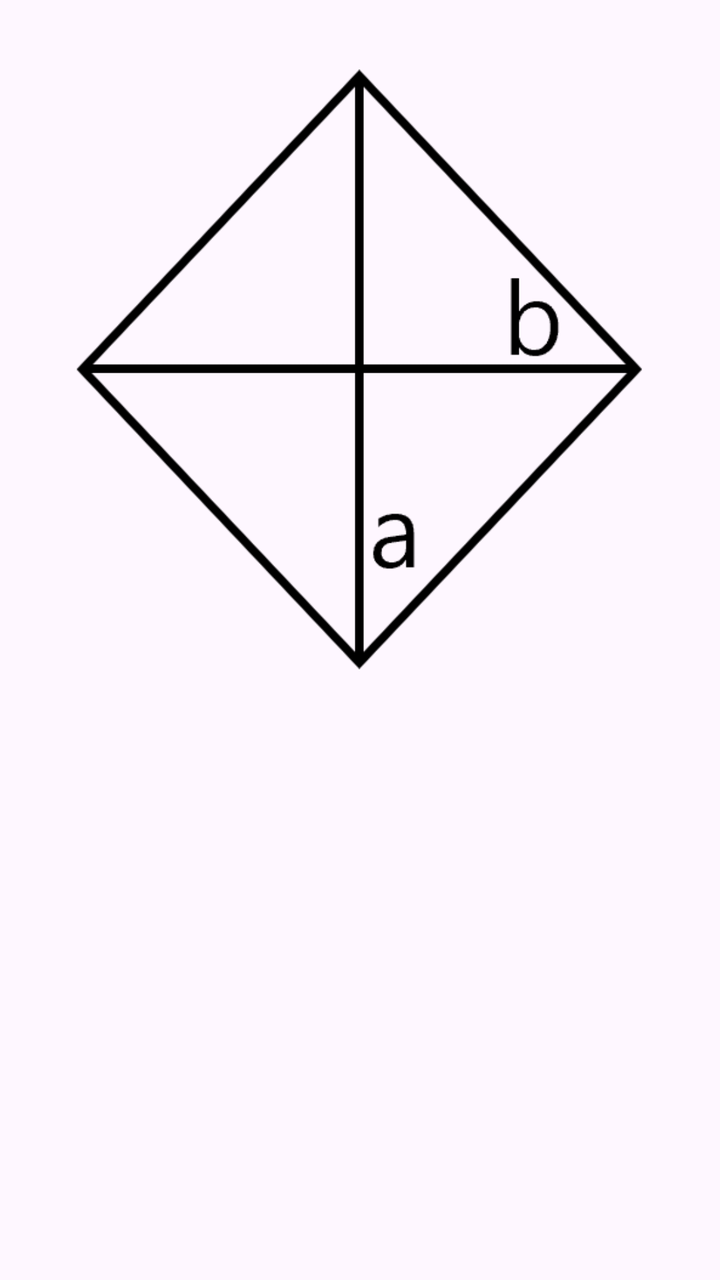
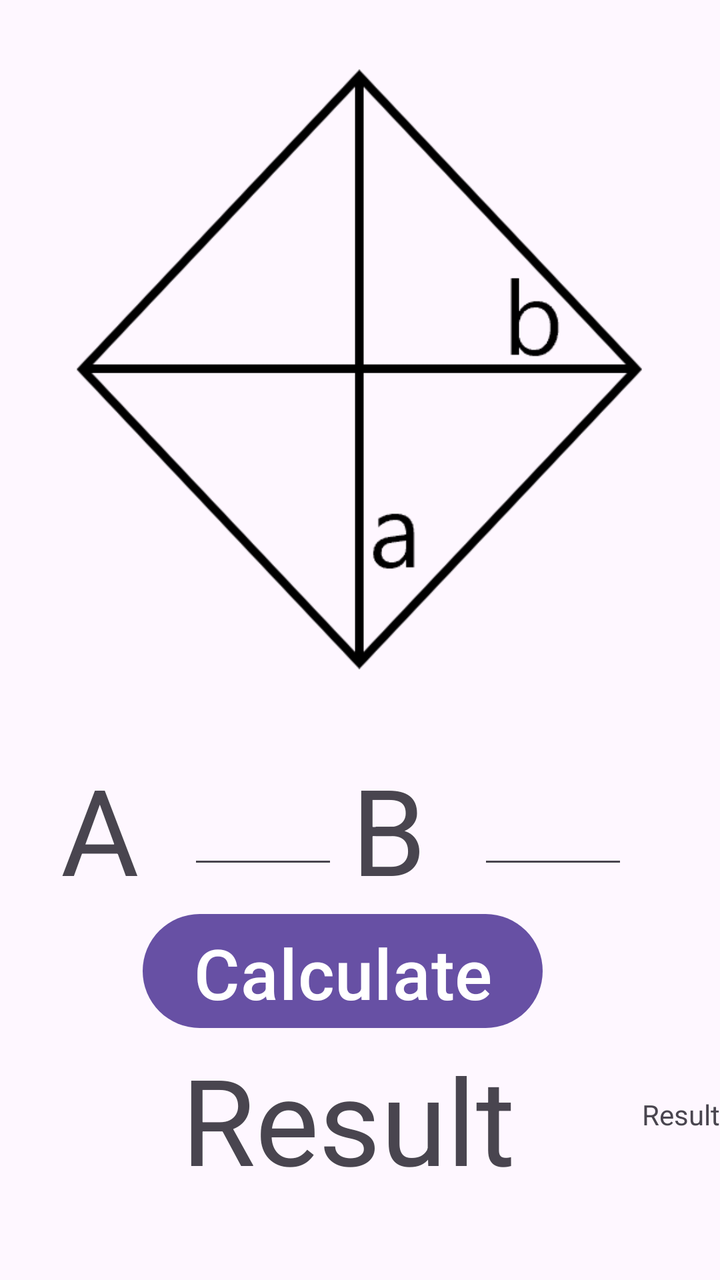

The first picture is an Android layout as it rendered before a commit; the second is the same layout after the commit. The layout source and the unified diff follow.
<!-- AndroidManifest.xml: application theme Theme.MyCalculator -->
<!-- res/layout/activity_geometry_rhombus.xml -->
<?xml version="1.0" encoding="utf-8"?>
<androidx.constraintlayout.widget.ConstraintLayout xmlns:android="http://schemas.android.com/apk/res/android"
    xmlns:app="http://schemas.android.com/apk/res-auto"
    xmlns:tools="http://schemas.android.com/tools"
    android:id="@+id/main"
    android:layout_width="match_parent"
    android:layout_height="match_parent"
    tools:context=".GeometryRhombusActivity">

    <ImageView
        android:id="@+id/imageViewRhombus"
        android:layout_width="300dp"
        android:layout_height="300dp"
        app:layout_constraintBottom_toBottomOf="parent"
        app:layout_constraintEnd_toEndOf="parent"
        app:layout_constraintHorizontal_bias="0.494"
        app:layout_constraintStart_toStartOf="parent"
        app:layout_constraintTop_toTopOf="parent"
        app:layout_constraintVertical_bias="0.102"
        app:srcCompat="@drawable/rhombus" />

</androidx.constraintlayout.widget.ConstraintLayout>
<!-- resources referenced by this layout -->
<resources>
  <!-- drawable rhombus: png bitmap (drawable, 9815 bytes) -->
  <style name="Theme.MyCalculator" parent="Base.Theme.MyCalculator" />
  <style name="Base.Theme.MyCalculator" parent="Theme.Material3.DayNight.NoActionBar">
          
          
      </style>
</resources>

<!-- the commit's change to res/layout/activity_geometry_rhombus.xml (unified diff, before → after) -->
@@ -19,4 +19,93 @@
         app:layout_constraintVertical_bias="0.102"
         app:srcCompat="@drawable/rhombus" />
 
+    <TextView
+        android:id="@+id/textView5"
+        android:layout_width="75dp"
+        android:layout_height="65dp"
+        android:text="B"
+        android:textSize="60dp"
+        app:layout_constraintBottom_toBottomOf="parent"
+        app:layout_constraintEnd_toEndOf="parent"
+        app:layout_constraintHorizontal_bias="0.616"
+        app:layout_constraintStart_toStartOf="parent"
+        app:layout_constraintTop_toTopOf="parent"
+        app:layout_constraintVertical_bias="0.651" />
+
+    <Button
+        android:id="@+id/btnCircleResult"
+        android:layout_width="200dp"
+        android:layout_height="65dp"
+        android:text="Calculate!!!!!"
+        android:textSize="35dp"
+        app:layout_constraintBottom_toBottomOf="parent"
+        app:layout_constraintEnd_toEndOf="parent"
+        app:layout_constraintHorizontal_bias="0.445"
+        app:layout_constraintStart_toStartOf="parent"
+        app:layout_constraintTop_toTopOf="parent"
+        app:layout_constraintVertical_bias="0.788" />
+
+    <TextView
+        android:id="@+id/textView4"
+        android:layout_width="wrap_content"
+        android:layout_height="wrap_content"
+        android:text="Result"
+        app:layout_constraintBottom_toBottomOf="parent"
+        app:layout_constraintEnd_toEndOf="parent"
+        app:layout_constraintTop_toTopOf="parent"
+        app:layout_constraintVertical_bias="0.882" />
+
+    <EditText
+        android:id="@+id/editRhombusA"
+        android:layout_width="75dp"
+        android:layout_height="65dp"
+        android:ems="10"
+        android:inputType="number"
+        app:layout_constraintBottom_toBottomOf="parent"
+        app:layout_constraintEnd_toEndOf="parent"
+        app:layout_constraintHorizontal_bias="0.33"
+        app:layout_constraintStart_toStartOf="parent"
+        app:layout_constraintTop_toTopOf="parent"
+        app:layout_constraintVertical_bias="0.651" />
+
+    <EditText
+        android:id="@+id/editRhombusB"
+        android:layout_width="75dp"
+        android:layout_height="65dp"
+        android:ems="10"
+        android:inputType="number"
+        app:layout_constraintBottom_toBottomOf="parent"
+        app:layout_constraintEnd_toEndOf="parent"
+        app:layout_constraintHorizontal_bias="0.839"
+        app:layout_constraintStart_toStartOf="parent"
+        app:layout_constraintTop_toTopOf="parent"
+        app:layout_constraintVertical_bias="0.651" />
+
+    <TextView
+        android:id="@+id/textView2"
+        android:layout_width="75dp"
+        android:layout_height="65dp"
+        android:text="A"
+        android:textSize="60dp"
+        app:layout_constraintBottom_toBottomOf="parent"
+        app:layout_constraintEnd_toEndOf="parent"
+        app:layout_constraintHorizontal_bias="0.107"
+        app:layout_constraintStart_toStartOf="parent"
+        app:layout_constraintTop_toTopOf="parent"
+        app:layout_constraintVertical_bias="0.651" />
+
+    <TextView
+        android:id="@+id/textResult"
+        android:layout_width="wrap_content"
+        android:layout_height="65dp"
+        android:text="Result"
+        android:textAlignment="center"
+        android:textSize="60dp"
+        app:layout_constraintBottom_toBottomOf="parent"
+        app:layout_constraintEnd_toEndOf="parent"
+        app:layout_constraintHorizontal_bias="0.469"
+        app:layout_constraintStart_toStartOf="parent"
+        app:layout_constraintTop_toTopOf="parent"
+        app:layout_constraintVertical_bias="0.903" />
+
 </androidx.constraintlayout.widget.ConstraintLayout>
